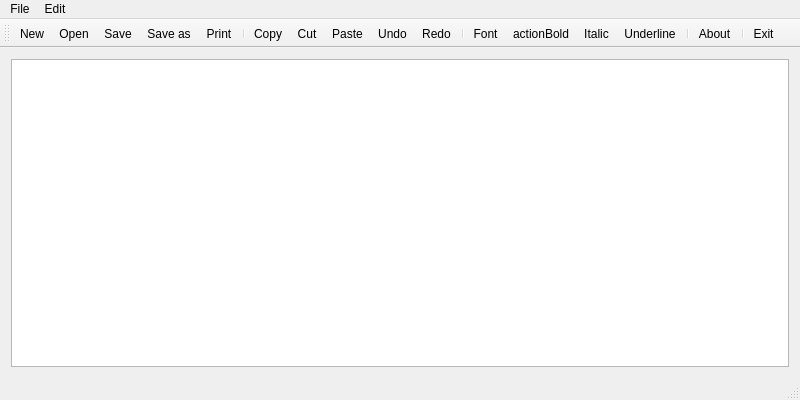
Before: the Qt Designer form examples/widgets/tutorials/notepad/notepad.ui in qt/qtbase, drawn with Qt 5.
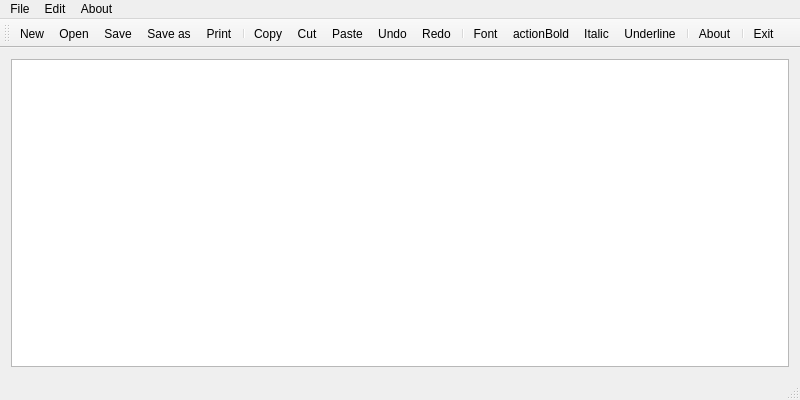
After: the same form once the commit is applied. Icons and pictures are not drawn.

Commit message:
Small fix to the notepad example
- Remove misleading note about setCentralWidget()
- Connect copy/paste and undo/redo directly to the QTextEdit instead
  of routing them via window
- Add the missing "About" menu
- Check for reject of QFileDialog

What changed in the file:
```diff
--- a/examples/widgets/tutorials/notepad/notepad.ui
+++ b/examples/widgets/tutorials/notepad/notepad.ui
@@ -53,8 +53,15 @@
     <addaction name="actionRedo"/>
     <addaction name="actionFont"/>
    </widget>
+   <widget class="QMenu" name="menuAbout">
+    <property name="title">
+     <string>About</string>
+    </property>
+    <addaction name="actionAbout"/>
+   </widget>
    <addaction name="menuFile"/>
    <addaction name="menuEdit"/>
+   <addaction name="menuAbout"/>
   </widget>
   <widget class="QToolBar" name="mainToolBar">
    <attribute name="toolBarArea">
```
Left out of the diff: 2 changed lines with no effect on the pictures. The commit also changes 3 other files.
